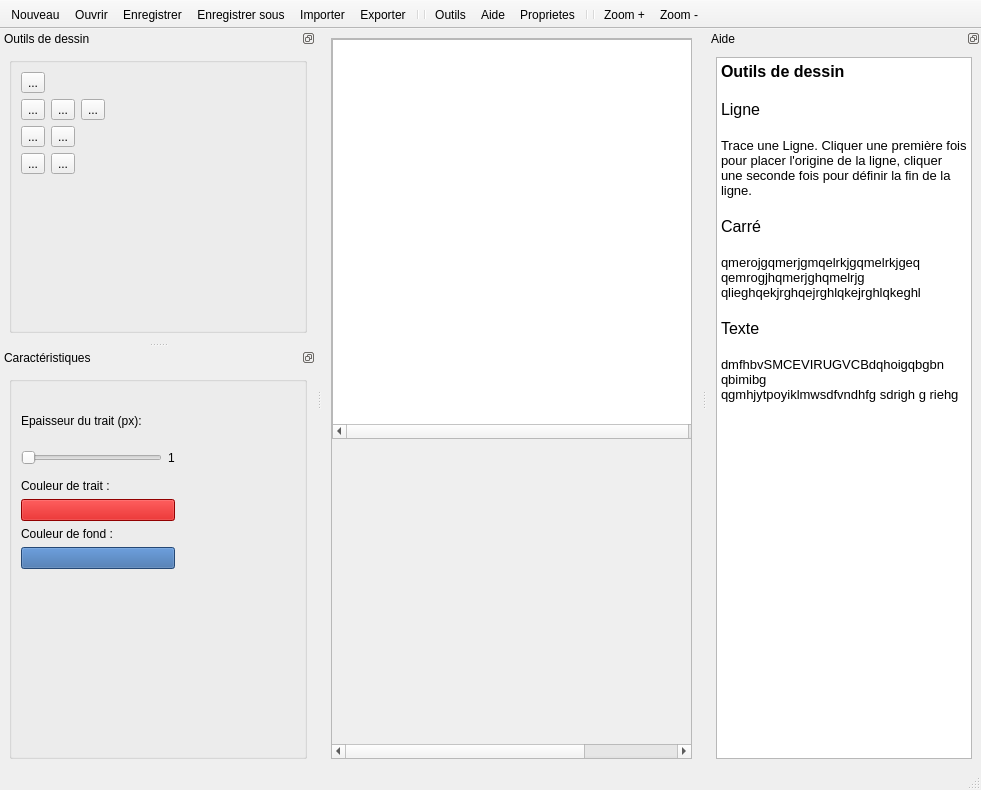
This is mainwindow.ui in BARRY-JN/M1---vectorial-draw-application as Qt 5 draws it before an edit. The edited form follows.
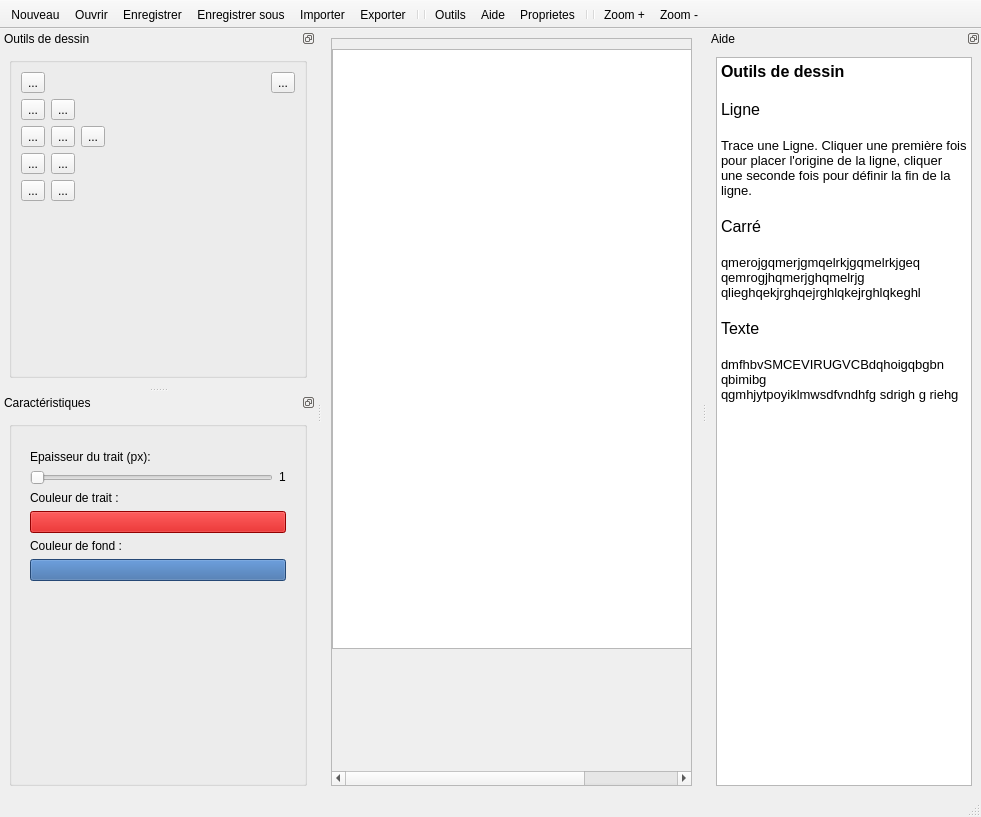
This is the edited form. The open tabs and pages were chosen to show the change. Icons and pictures are not drawn. Custom widgets are drawn as their Qt base class.

What changed in the file:
```diff
--- a/mainwindow.ui
+++ b/mainwindow.ui
@@ -29,7 +29,7 @@
      <verstretch>0</verstretch>
     </sizepolicy>
    </property>
-   <layout class="QGridLayout" name="gridLayout_7">
+   <layout class="QGridLayout" name="gridLayout_13">
     <item row="0" column="0">
      <widget class="QScrollArea" name="scrollArea">
       <property name="sizePolicy">
@@ -60,13 +60,13 @@
        <property name="geometry">
         <rect>
          <x>0</x>
-         <y>0</y>
+         <y>-12</y>
          <width>498</width>
          <height>686</height>
         </rect>
        </property>
        <property name="sizePolicy">
-        <sizepolicy hsizetype="Preferred" vsizetype="Preferred">
+        <sizepolicy hsizetype="Maximum" vsizetype="Maximum">
          <horstretch>0</horstretch>
          <verstretch>0</verstretch>
         </sizepolicy>
@@ -75,13 +75,13 @@
         <property name="geometry">
          <rect>
           <x>0</x>
-          <y>0</y>
-          <width>400</width>
-          <height>400</height>
+          <y>10</y>
+          <width>600</width>
+          <height>600</height>
          </rect>
         </property>
         <property name="sizePolicy">
-         <sizepolicy hsizetype="MinimumExpanding" vsizetype="MinimumExpanding">
+         <sizepolicy hsizetype="Fixed" vsizetype="Fixed">
           <horstretch>0</horstretch>
           <verstretch>0</verstretch>
          </sizepolicy>
@@ -94,8 +94,8 @@
         </property>
         <property name="maximumSize">
          <size>
-          <width>400</width>
-          <height>400</height>
+          <width>600</width>
+          <height>600</height>
          </size>
         </property>
         <property name="autoFillBackground">
@@ -173,15 +173,15 @@
   </widget>
   <widget class="QDockWidget" name="toolWidget">
    <property name="sizePolicy">
-    <sizepolicy hsizetype="MinimumExpanding" vsizetype="MinimumExpanding">
+    <sizepolicy hsizetype="Minimum" vsizetype="Minimum">
      <horstretch>0</horstretch>
      <verstretch>0</verstretch>
     </sizepolicy>
    </property>
    <property name="minimumSize">
     <size>
-     <width>211</width>
-     <height>300</height>
+     <width>224</width>
+     <height>358</height>
     </size>
    </property>
    <property name="autoFillBackground">
@@ -204,10 +204,10 @@
    </attribute>
    <widget class="QWidget" name="dockWidgetContents_2">
     <layout class="QGridLayout" name="gridLayout_4">
-     <item row="0" column="0">
+     <item row="0" column="1">
       <widget class="QGroupBox" name="groupBox">
        <property name="sizePolicy">
-        <sizepolicy hsizetype="Expanding" vsizetype="Expanding">
+        <sizepolicy hsizetype="Minimum" vsizetype="Minimum">
          <horstretch>0</horstretch>
          <verstretch>0</verstretch>
         </sizepolicy>
@@ -221,22 +221,42 @@
        <property name="flat">
         <bool>false</bool>
        </property>
+       <layout class="QGridLayout" name="gridLayout_9">
+        <item row="0" column="0">
        <layout class="QGridLayout" name="gridLayout_3">
-        <item row="0" column="0">
-         <layout class="QVBoxLayout" name="verticalLayout_2">
+          <item row="4" column="0">
+           <layout class="QHBoxLayout" name="horizontalLayout">
           <item>
-           <layout class="QHBoxLayout" name="horizontalLayout_4">
-            <item>
-             <widget class="QToolButton" name="lineButton">
-              <property name="focusPolicy">
-               <enum>Qt::TabFocus</enum>
+             <widget class="QToolButton" name="moveButton">
+              <property name="text">
+               <string>...</string>
               </property>
+              <property name="icon">
+               <iconset resource="ressources.qrc">
+                <normaloff>:/Icons/ressources/move.png</normaloff>:/Icons/ressources/move.png</iconset>
+              </property>
+              <property name="iconSize">
+               <size>
+                <width>32</width>
+                <height>32</height>
+               </size>
+              </property>
+              <property name="checkable">
+               <bool>true</bool>
+              </property>
+              <property name="autoExclusive">
+               <bool>true</bool>
+              </property>
+             </widget>
+            </item>
+            <item>
+             <widget class="QToolButton" name="rotateButton">
               <property name="text">
                <string>...</string>
               </property>
               <property name="icon">
                <iconset resource="ressources.qrc">
-                <normaloff>:/Icons/ressources/draw_line.png</normaloff>:/Icons/ressources/draw_line.png</iconset>
+                <normaloff>:/Icons/ressources/transform_rotate.png</normaloff>:/Icons/ressources/transform_rotate.png</iconset>
               </property>
               <property name="iconSize">
                <size>
@@ -253,7 +273,7 @@
              </widget>
             </item>
             <item>
-             <spacer name="horizontalSpacer">
+             <spacer name="horizontalSpacer_4">
               <property name="orientation">
                <enum>Qt::Horizontal</enum>
               </property>
@@ -267,7 +287,7 @@
             </item>
            </layout>
           </item>
-          <item>
+          <item row="2" column="0">
            <layout class="QHBoxLayout" name="horizontalLayout_3">
             <item>
              <widget class="QToolButton" name="squareButton">
@@ -389,7 +409,76 @@
             </item>
            </layout>
           </item>
+          <item row="0" column="0">
+           <layout class="QHBoxLayout" name="horizontalLayout_9">
           <item>
+             <widget class="QToolButton" name="freeDrawButton">
+              <property name="focusPolicy">
+               <enum>Qt::TabFocus</enum>
+              </property>
+              <property name="text">
+               <string>...</string>
+              </property>
+              <property name="icon">
+               <iconset resource="ressources.qrc">
+                <normaloff>:/Icons/ressources/drawings.png</normaloff>:/Icons/ressources/drawings.png</iconset>
+              </property>
+              <property name="iconSize">
+               <size>
+                <width>32</width>
+                <height>32</height>
+               </size>
+              </property>
+              <property name="checkable">
+               <bool>true</bool>
+              </property>
+              <property name="autoExclusive">
+               <bool>true</bool>
+              </property>
+             </widget>
+            </item>
+            <item>
+             <spacer name="horizontalSpacer_3">
+              <property name="orientation">
+               <enum>Qt::Horizontal</enum>
+              </property>
+              <property name="sizeHint" stdset="0">
+               <size>
+                <width>40</width>
+                <height>20</height>
+               </size>
+              </property>
+             </spacer>
+            </item>
+            <item>
+             <widget class="QToolButton" name="cursorButton">
+              <property name="focusPolicy">
+               <enum>Qt::TabFocus</enum>
+              </property>
+              <property name="text">
+               <string>...</string>
+              </property>
+              <property name="icon">
+               <iconset resource="ressources.qrc">
+                <normaloff>:/Icons/ressources/Pointer.png</normaloff>:/Icons/ressources/Pointer.png</iconset>
+              </property>
+              <property name="iconSize">
+               <size>
+                <width>32</width>
+                <height>32</height>
+               </size>
+              </property>
+              <property name="checkable">
+               <bool>true</bool>
+              </property>
+              <property name="autoExclusive">
+               <bool>true</bool>
+              </property>
+             </widget>
+            </item>
+           </layout>
+          </item>
+          <item row="3" column="0">
            <layout class="QHBoxLayout" name="horizontalLayout_2">
             <item>
              <widget class="QToolButton" name="textButton">
@@ -441,7 +530,7 @@
              </widget>
             </item>
             <item>
-             <spacer name="horizontalSpacer_3">
+             <spacer name="horizontalSpacer_5">
               <property name="orientation">
                <enum>Qt::Horizontal</enum>
               </property>
@@ -455,16 +544,19 @@
             </item>
            </layout>
           </item>
+          <item row="1" column="0">
+           <layout class="QHBoxLayout" name="horizontalLayout_4">
           <item>
-           <layout class="QHBoxLayout" name="horizontalLayout">
-            <item>
-             <widget class="QToolButton" name="moveButton">
+             <widget class="QToolButton" name="lineButton">
+              <property name="focusPolicy">
+               <enum>Qt::TabFocus</enum>
+              </property>
               <property name="text">
                <string>...</string>
               </property>
               <property name="icon">
                <iconset resource="ressources.qrc">
-                <normaloff>:/Icons/ressources/move.png</normaloff>:/Icons/ressources/move.png</iconset>
+                <normaloff>:/Icons/ressources/draw_line.png</normaloff>:/Icons/ressources/draw_line.png</iconset>
               </property>
               <property name="iconSize">
                <size>
@@ -481,13 +573,16 @@
              </widget>
             </item>
             <item>
-             <widget class="QToolButton" name="rotateButton">
+             <widget class="QToolButton" name="pointButton">
+              <property name="focusPolicy">
+               <enum>Qt::TabFocus</enum>
+              </property>
               <property name="text">
                <string>...</string>
               </property>
               <property name="icon">
                <iconset resource="ressources.qrc">
-                <normaloff>:/Icons/ressources/transform_rotate.png</normaloff>:/Icons/ressources/transform_rotate.png</iconset>
+                <normaloff>:/Icons/ressources/draw_vertex.png</normaloff>:/Icons/ressources/draw_vertex.png</iconset>
               </property>
               <property name="iconSize">
                <size>
@@ -504,7 +599,7 @@
              </widget>
             </item>
             <item>
-             <spacer name="horizontalSpacer_4">
+             <spacer name="horizontalSpacer">
               <property name="orientation">
                <enum>Qt::Horizontal</enum>
               </property>
@@ -521,7 +616,7 @@
          </layout>
         </item>
         <item row="1" column="0">
-         <spacer name="verticalSpacer">
+         <spacer name="verticalSpacer_3">
           <property name="orientation">
            <enum>Qt::Vertical</enum>
           </property>
@@ -541,14 +636,14 @@
   </widget>
   <widget class="QDockWidget" name="propertyWidget">
    <property name="sizePolicy">
-    <sizepolicy hsizetype="MinimumExpanding" vsizetype="MinimumExpanding">
+    <sizepolicy hsizetype="Minimum" vsizetype="Minimum">
      <horstretch>0</horstretch>
      <verstretch>0</verstretch>
     </sizepolicy>
    </property>
    <property name="minimumSize">
     <size>
-     <width>211</width>
+     <width>208</width>
      <height>402</height>
     </size>
    </property>
@@ -566,7 +661,7 @@
      <item row="0" column="0">
       <widget class="QGroupBox" name="groupBox_2">
        <property name="sizePolicy">
-        <sizepolicy hsizetype="Expanding" vsizetype="Expanding">
+        <sizepolicy hsizetype="Minimum" vsizetype="Minimum">
          <horstretch>0</horstretch>
          <verstretch>0</verstretch>
         </sizepolicy>
@@ -580,8 +675,8 @@
        <property name="title">
         <string/>
        </property>
-       <layout class="QHBoxLayout" name="horizontalLayout_6">
-        <item>
+       <layout class="QGridLayout" name="gridLayout_11">
+        <item row="0" column="0">
          <widget class="QStackedWidget" name="actualProperty">
           <property name="sizePolicy">
            <sizepolicy hsizetype="Maximum" vsizetype="Maximum">
@@ -590,7 +685,7 @@
            </sizepolicy>
           </property>
           <property name="currentIndex">
-           <number>1</number>
+           <number>3</number>
           </property>
           <widget class="QWidget" name="page">
            <property name="sizePolicy">
@@ -599,18 +694,17 @@
              <verstretch>0</verstretch>
             </sizepolicy>
            </property>
-           <widget class="QWidget" name="layoutWidget">
-            <property name="geometry">
-             <rect>
-              <x>0</x>
-              <y>0</y>
-              <width>154</width>
-              <height>164</height>
-             </rect>
-            </property>
+           <layout class="QGridLayout" name="gridLayout_12">
+            <item row="0" column="0">
             <layout class="QGridLayout" name="gridLayout_8">
              <item row="0" column="0">
               <widget class="QLabel" name="label">
+                <property name="sizePolicy">
+                 <sizepolicy hsizetype="Preferred" vsizetype="Fixed">
+                  <horstretch>0</horstretch>
+                  <verstretch>0</verstretch>
+                 </sizepolicy>
+                </property>
                <property name="text">
                 <string>Epaisseur du trait (px):</string>
                </property>
@@ -633,6 +727,12 @@
                </item>
                <item>
                 <widget class="QLabel" name="label_10">
+                  <property name="sizePolicy">
+                   <sizepolicy hsizetype="Preferred" vsizetype="Fixed">
+                    <horstretch>0</horstretch>
+                    <verstretch>0</verstretch>
+                   </sizepolicy>
+                  </property>
                  <property name="text">
                   <string>1</string>
                  </property>
@@ -644,6 +744,12 @@
               <layout class="QVBoxLayout" name="verticalLayout_6">
                <item>
                 <widget class="QLabel" name="label_2">
+                  <property name="sizePolicy">
+                   <sizepolicy hsizetype="Preferred" vsizetype="Fixed">
+                    <horstretch>0</horstretch>
+                    <verstretch>0</verstretch>
+                   </sizepolicy>
+                  </property>
                  <property name="text">
                   <string>Couleur de trait :</string>
                  </property>
@@ -651,6 +757,12 @@
                </item>
                <item>
                 <widget class="QPushButton" name="strokeColorButton2">
+                  <property name="sizePolicy">
+                   <sizepolicy hsizetype="Expanding" vsizetype="Fixed">
+                    <horstretch>0</horstretch>
+                    <verstretch>0</verstretch>
+                   </sizepolicy>
+                  </property>
                  <property name="autoFillBackground">
                   <bool>false</bool>
                  </property>
@@ -668,6 +780,12 @@
               <layout class="QVBoxLayout" name="verticalLayout_7">
                <item>
                 <widget class="QLabel" name="label_3">
+                  <property name="sizePolicy">
+                   <sizepolicy hsizetype="Preferred" vsizetype="Fixed">
+                    <horstretch>0</horstretch>
+                    <verstretch>0</verstretch>
+                   </sizepolicy>
+                  </property>
                  <property name="text">
                   <string>Couleur de fond :</string>
                  </property>
@@ -675,6 +793,12 @@
                </item>
                <item>
                 <widget class="QPushButton" name="fillColorButton">
+                  <property name="sizePolicy">
+                   <sizepolicy hsizetype="Expanding" vsizetype="Fixed">
+                    <horstretch>0</horstretch>
+                    <verstretch>0</verstretch>
+                   </sizepolicy>
+                  </property>
                  <property name="autoFillBackground">
                   <bool>false</bool>
                  </property>
@@ -686,10 +810,24 @@
                  </property>
                 </widget>
                </item>
+                <item>
+                 <spacer name="verticalSpacer_2">
+                  <property name="orientation">
+                   <enum>Qt::Vertical</enum>
+                  </property>
+                  <property name="sizeHint" stdset="0">
+                   <size>
+                    <width>20</width>
+                    <height>40</height>
+                   </size>
+                  </property>
+                 </spacer>
+                </item>
               </layout>
              </item>
             </layout>
-           </widget>
+            </item>
+           </layout>
           </widget>
           <widget class="QWidget" name="page_2">
            <property name="sizePolicy">
@@ -698,27 +836,23 @@
              <verstretch>0</verstretch>
             </sizepolicy>
            </property>
-           <widget class="QWidget" name="layoutWidget1">
-            <property name="geometry">
-             <rect>
-              <x>0</x>
-              <y>0</y>
-              <width>154</width>
-              <height>106</height>
-             </rect>
-            </property>
-            <layout class="QGridLayout" name="gridLayout_6">
-             <property name="sizeConstraint">
-              <enum>QLayout::SetDefaultConstraint</enum>
-             </property>
+           <layout class="QGridLayout" name="gridLayout_7">
              <item row="0" column="0">
               <widget class="QLabel" name="label_4">
+              <property name="sizePolicy">
+               <sizepolicy hsizetype="Preferred" vsizetype="Fixed">
+                <horstretch>0</horstretch>
+                <verstretch>0</verstretch>
+               </sizepolicy>
+              </property>
                <property name="text">
                 <string>Epaisseur du trait (px):</string>
                </property>
               </widget>
              </item>
              <item row="1" column="0">
+             <layout class="QGridLayout" name="gridLayout_6">
+              <item row="0" column="0">
               <layout class="QHBoxLayout" name="horizontalLayout_8">
                <item>
                 <widget class="QSlider" name="horizontalSlider_2">
@@ -735,6 +869,12 @@
                </item>
                <item>
                 <widget class="QLabel" name="label_11">
+                  <property name="sizePolicy">
+                   <sizepolicy hsizetype="Preferred" vsizetype="Fixed">
+                    <horstretch>0</horstretch>
+                    <verstretch>0</verstretch>
+                   </sizepolicy>
+                  </property>
                  <property name="text">
                   <string>1</string>
                  </property>
@@ -742,10 +882,16 @@
                </item>
               </layout>
              </item>
-             <item row="2" column="0">
+              <item row="1" column="0">
               <layout class="QVBoxLayout" name="verticalLayout_9">
                <item>
                 <widget class="QLabel" name="label_5">
+                  <property name="sizePolicy">
+                   <sizepolicy hsizetype="Preferred" vsizetype="Fixed">
+                    <horstretch>0</horstretch>
+                    <verstretch>0</verstretch>
+                   </sizepolicy>
+                  </property>
                  <property name="text">
                   <string>Couleur de trait :</string>
                  </property>
@@ -753,6 +899,12 @@
                </item>
                <item>
                 <widget class="QPushButton" name="strokeColorButton">
+                  <property name="sizePolicy">
+                   <sizepolicy hsizetype="Expanding" vsizetype="Fixed">
+                    <horstretch>0</horstretch>
+                    <verstretch>0</verstretch>
+                   </sizepolicy>
+                  </property>
                  <property name="autoFillBackground">
                   <bool>false</bool>
                  </property>
@@ -770,10 +922,24 @@
                  </property>
                 </widget>
                </item>
+                <item>
+                 <spacer name="verticalSpacer">
+                  <property name="orientation">
+                   <enum>Qt::Vertical</enum>
+                  </property>
+                  <property name="sizeHint" stdset="0">
+                   <size>
+                    <width>20</width>
+                    <height>40</height>
+                   </size>
+                  </property>
+                 </spacer>
+                </item>
               </layout>
              </item>
             </layout>
-           </widget>
+            </item>
+           </layout>
           </widget>
           <widget class="QWidget" name="page_3">
            <property name="sizePolicy">
```
Lines whose indentation alone changed are shown as unchanged.
